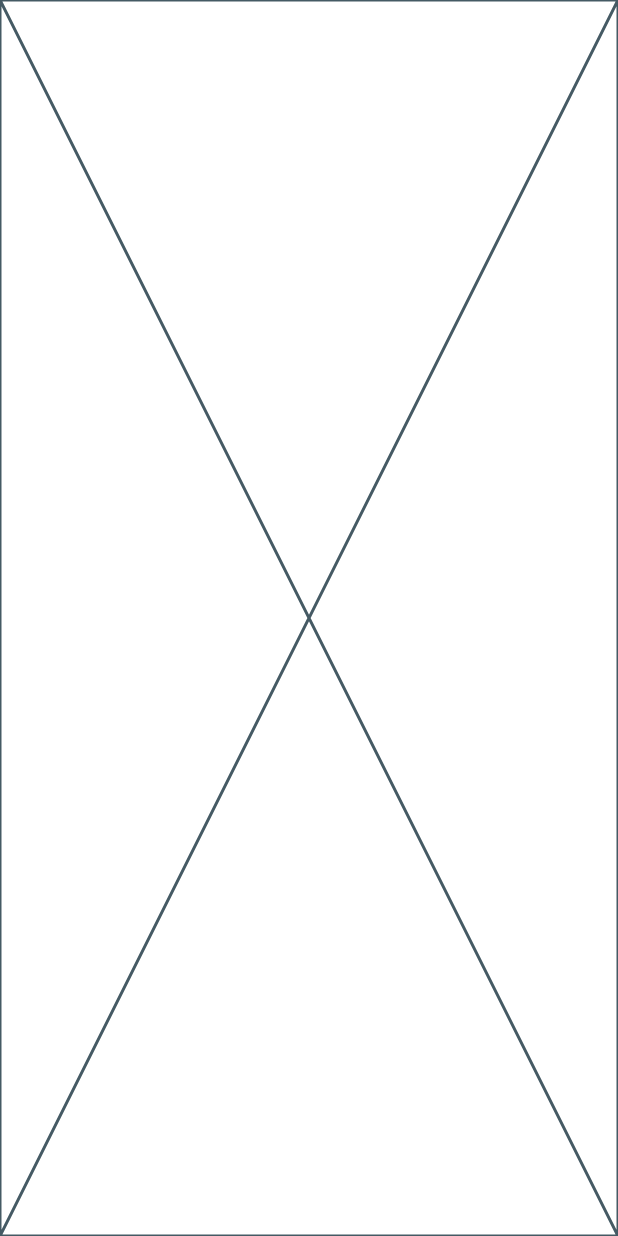
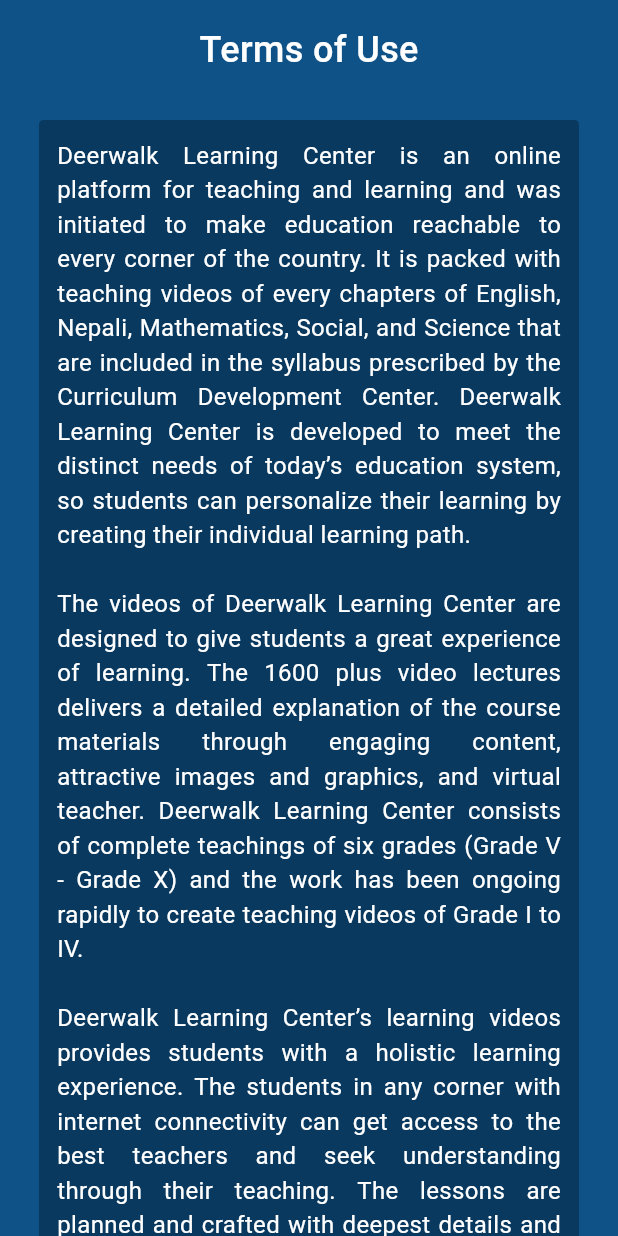
Before and after one commit to deerwalkrnd/dlc_mobile_app, a Flutter app: the screen it shows after launch, item 3 of the bottom bar chosen, after a tap on "Press Release", on a phone screen of 412 x 824 dp. Run offline on Flutter 3.47's test engine with Material 3 defaults, Android fonts, the phone set to English and light mode, and no system bars.

Commit message:
add(press release)

```diff
--- a/lib/pages/press_release_page.dart
+++ b/lib/pages/press_release_page.dart
@@ -5,6 +5,57 @@
 
   @override
   Widget build(BuildContext context) {
-    return const Placeholder();
+    return Scaffold(
+
+        body: SingleChildScrollView(
+          child: Padding(
+            padding: const EdgeInsets.all(16.0),
+            child: Column(
+              crossAxisAlignment: CrossAxisAlignment.start,
+              children: [
+                Center(
+                  child: Text(
+                    'Terms of Use',
+                    style: TextStyle(
+                      fontSize: 24,
+                      fontWeight: FontWeight.w500,
+                      color: Colors.white,
+                      decoration: TextDecoration.none,
+                    ),
+                  ),
+                ),
+                SizedBox(height: 20),
+                Padding(
+                  padding: const EdgeInsets.all(10),
+                  child: Container(
+
+                       child: Padding(
+                         padding: const EdgeInsets.all(12.0),
+                         child: Text('Deerwalk Learning Center is an online platform for teaching and learning and was initiated to make education reachable to every corner of the country. It is packed with teaching videos of every chapters of English, Nepali, Mathematics, Social, and Science that are included in the syllabus prescribed by the Curriculum Development Center. Deerwalk Learning Center is developed to meet the distinct needs of today’s education system, so students can personalize their learning by creating their individual learning path.\n\n'
+                            'The videos of Deerwalk Learning Center are designed to give students a great experience of learning. The 1600 plus video lectures delivers a detailed explanation of the course materials through engaging content, attractive images and graphics, and virtual teacher. Deerwalk Learning Center consists of complete teachings of six grades (Grade V - Grade X) and the work has been ongoing rapidly to create teaching videos of Grade I to IV.\n\n'
+                         'Deerwalk Learning Center’s learning videos provides students with a holistic learning experience. The students in any corner with internet connectivity can get access to the best teachers and seek understanding through their teaching. The lessons are planned and crafted with deepest details and after experimenting with students in the physical classroom. This holistic approach has seen student engagement of over 17 minutes per session being spent by a student on the website.\n\n'
+
+
+                         'Deerwalk Learning Center is working to bring revolution in the education system of Nepal. Deerwalk Learning Center’s three platforms - web, android and offline module provides seamless experiences of learning and bring concepts to life. The web version can be accessed by visiting dlc.dwit.edu.np. At present, the mobile version of Deerwalk Learning Center is available for Android users only and can be downloaded from playstore. Deerwalk Learning Center is dedicated to impart education for free and create the best citizen of the country and its offline module can be received for free by contacting us through following details.',
+                          style: TextStyle(
+                            fontSize: 16,
+                            color: Colors.white,
+                          ),
+
+                                  textAlign: TextAlign.justify,
+                                ),
+                       ),
+                       decoration: BoxDecoration(
+                        color: Colors.black.withOpacity(0.3),
+                              borderRadius: BorderRadius.circular(3)
+                       ),
+                    ),
+
+            ),
+              ],
+          ),
+        ),
+        ),
+    );
   }
 }
--- a/lib/pages/terms_of_use_page.dart
+++ b/lib/pages/terms_of_use_page.dart
@@ -44,7 +44,7 @@
                   child: Container(
 
                     child: Padding(
-                      padding: const EdgeInsets.all(20.0),
+                      padding: const EdgeInsets.all(12),
                       child: RichText(
                        text: TextSpan(
                         style: TextStyle(
@@ -112,7 +112,7 @@
                             TextSpan(
                               text: 'We reserve the right, at our sole discretion, to modify or replace these terms at any '
                                   'time. We can modify these terms at any time by posting a newer version in our website. '
-                                  'Please review the terms of use regularly for changes.\n\n',
+                                  'Please review the terms of use regularly for changes.',
                             ),
                                   ],
                                 ),
```
